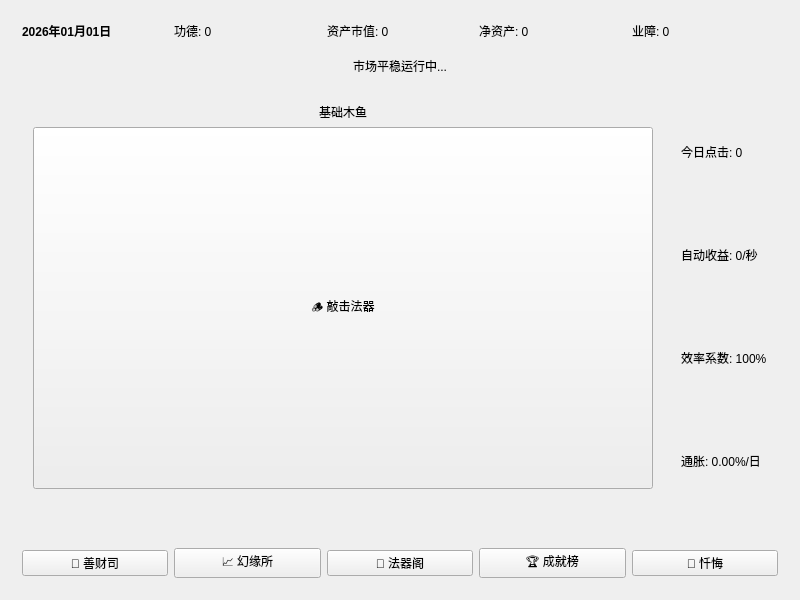
The window that bank/merithall.ui (xzy818666/Project_chengshe_hajimiao) describes before a commit, drawn with Qt 5.
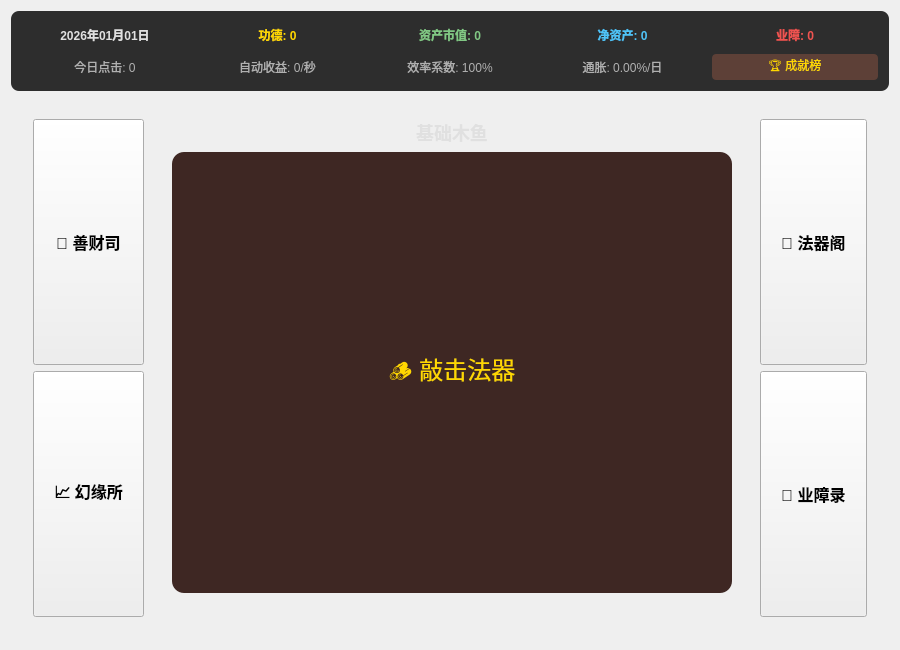
The same window after the commit.

What changed in the file:
```diff
--- a/bank/merithall.ui
+++ b/bank/merithall.ui
@@ -6,8 +6,8 @@
    <rect>
     <x>0</x>
     <y>0</y>
-    <width>800</width>
-    <height>600</height>
+    <width>900</width>
+    <height>650</height>
    </rect>
   </property>
   <property name="windowTitle">
@@ -17,69 +17,198 @@
    <layout class="QVBoxLayout" name="verticalLayout_2">
     <item>
      <widget class="QWidget" name="hudWidget">
-      <layout class="QHBoxLayout" name="hudLayout">
-       <item>
+      <property name="styleSheet">
+       <string>background-color: #2D2D2D; border-radius: 8px; padding: 4px;</string>
+      </property>
+      <layout class="QGridLayout" name="hudLayout">
+       <item row="0" column="0">
         <widget class="QLabel" name="dateLabel">
          <property name="text">
           <string>2026年01月01日</string>
          </property>
          <property name="styleSheet">
-          <string>font-weight: bold;</string>
+          <string>font-weight: bold; color: #E0E0E0;</string>
+         </property>
+         <property name="alignment">
+          <set>Qt::AlignCenter</set>
          </property>
         </widget>
        </item>
-       <item>
+       <item row="0" column="1">
         <widget class="QLabel" name="meritLabel">
          <property name="text">
           <string>功德: 0</string>
          </property>
+         <property name="styleSheet">
+          <string>color: #FFD700; font-weight: bold;</string>
+         </property>
+         <property name="alignment">
+          <set>Qt::AlignCenter</set>
+         </property>
         </widget>
        </item>
-       <item>
+       <item row="0" column="2">
         <widget class="QLabel" name="assetLabel">
          <property name="text">
           <string>资产市值: 0</string>
          </property>
+         <property name="styleSheet">
+          <string>color: #81C784; font-weight: bold;</string>
+         </property>
+         <property name="alignment">
+          <set>Qt::AlignCenter</set>
+         </property>
         </widget>
        </item>
-       <item>
+       <item row="0" column="3">
         <widget class="QLabel" name="networthLabel">
          <property name="text">
           <string>净资产: 0</string>
          </property>
+         <property name="styleSheet">
+          <string>color: #4FC3F7; font-weight: bold;</string>
+         </property>
+         <property name="alignment">
+          <set>Qt::AlignCenter</set>
+         </property>
         </widget>
        </item>
-       <item>
+       <item row="0" column="4">
         <widget class="QLabel" name="yezhangLabel">
          <property name="text">
           <string>业障: 0</string>
          </property>
+         <property name="styleSheet">
+          <string>color: #EF5350; font-weight: bold;</string>
+         </property>
+         <property name="alignment">
+          <set>Qt::AlignCenter</set>
+         </property>
+        </widget>
+       </item>
+       <item row="1" column="0">
+        <widget class="QLabel" name="clickCountLabel">
+         <property name="text">
+          <string>今日点击: 0</string>
+         </property>
+         <property name="styleSheet">
+          <string>color: #B0B0B0;</string>
+         </property>
+         <property name="alignment">
+          <set>Qt::AlignCenter</set>
+         </property>
+        </widget>
+       </item>
+       <item row="1" column="1">
+        <widget class="QLabel" name="autoIncomeLabel">
+         <property name="text">
+          <string>自动收益: 0/秒</string>
+         </property>
+         <property name="styleSheet">
+          <string>color: #B0B0B0;</string>
+         </property>
+         <property name="alignment">
+          <set>Qt::AlignCenter</set>
+         </property>
+        </widget>
+       </item>
+       <item row="1" column="2">
+        <widget class="QLabel" name="efficiencyLabel">
+         <property name="text">
+          <string>效率系数: 100%</string>
+         </property>
+         <property name="styleSheet">
+          <string>color: #B0B0B0;</string>
+         </property>
+         <property name="alignment">
+          <set>Qt::AlignCenter</set>
+         </property>
+        </widget>
+       </item>
+       <item row="1" column="3">
+        <widget class="QLabel" name="inflationLabel">
+         <property name="text">
+          <string>通胀: 0.00%/日</string>
+         </property>
+         <property name="styleSheet">
+          <string>color: #B0B0B0;</string>
+         </property>
+         <property name="alignment">
+          <set>Qt::AlignCenter</set>
+         </property>
+        </widget>
+       </item>
+       <item row="1" column="4">
+        <widget class="QPushButton" name="achievementBtn">
+         <property name="text">
+          <string>🏆 成就榜</string>
+         </property>
+         <property name="styleSheet">
+          <string>background-color: #5D4037; color: #FFD700; border-radius: 4px; padding: 2px 8px;</string>
+         </property>
         </widget>
        </item>
       </layout>
      </widget>
     </item>
-    <item>
-     <widget class="QLabel" name="eventLabel">
-      <property name="text">
-       <string>市场平稳运行中...</string>
-      </property>
-      <property name="alignment">
-       <set>Qt::AlignCenter</set>
-      </property>
-     </widget>
-    </item>
     <item>
      <widget class="QWidget" name="centerWidget">
       <layout class="QHBoxLayout" name="centerLayout">
+       <item>
+        <widget class="QWidget" name="leftNavWidget">
+         <layout class="QVBoxLayout" name="leftNavLayout">
+          <item>
+           <widget class="QPushButton" name="bankBtn">
+            <property name="text">
+             <string>🏦 善财司</string>
+            </property>
+            <property name="sizePolicy">
+             <sizepolicy hsizetype="Expanding" vsizetype="Expanding">
+              <horstretch>0</horstretch>
+              <verstretch>0</verstretch>
+             </sizepolicy>
+            </property>
+            <property name="styleSheet">
+             <string>font-size: 16px; font-weight: bold; padding: 20px;</string>
+            </property>
+           </widget>
+          </item>
+          <item>
+           <widget class="QPushButton" name="exchangeBtn">
+            <property name="text">
+             <string>📈 幻缘所</string>
+            </property>
+            <property name="sizePolicy">
+             <sizepolicy hsizetype="Expanding" vsizetype="Expanding">
+              <horstretch>0</horstretch>
+              <verstretch>0</verstretch>
+             </sizepolicy>
+            </property>
+            <property name="styleSheet">
+             <string>font-size: 16px; font-weight: bold; padding: 20px;</string>
+            </property>
+           </widget>
+          </item>
+         </layout>
+        </widget>
+       </item>
        <item>
         <widget class="QWidget" name="instrumentArea">
+         <property name="sizePolicy">
+          <sizepolicy hsizetype="Expanding" vsizetype="Expanding">
+           <horstretch>1</horstretch>
+           <verstretch>1</verstretch>
+          </sizepolicy>
+         </property>
          <layout class="QVBoxLayout" name="instrumentLayout">
           <item>
            <widget class="QLabel" name="instrumentNameLabel">
             <property name="text">
              <string>基础木鱼</string>
             </property>
+            <property name="styleSheet">
+             <string>font-size: 18px; font-weight: bold; color: #E0E0E0;</string>
+            </property>
             <property name="alignment">
              <set>Qt::AlignCenter</set>
             </property>
@@ -96,6 +225,9 @@
               <verstretch>0</verstretch>
              </sizepolicy>
             </property>
+            <property name="styleSheet">
+             <string>font-size: 24px; border-radius: 12px; background-color: #3E2723; color: #FFD700;</string>
+            </property>
            </widget>
           </item>
           <item>
@@ -103,6 +235,9 @@
             <property name="text">
              <string/>
             </property>
+            <property name="styleSheet">
+             <string>font-size: 16px; color: #FFD700;</string>
+            </property>
             <property name="alignment">
              <set>Qt::AlignCenter</set>
             </property>
@@ -115,30 +250,34 @@
         <widget class="QWidget" name="statsWidget">
          <layout class="QVBoxLayout" name="statsLayout">
           <item>
-           <widget class="QLabel" name="clickCountLabel">
+           <widget class="QPushButton" name="shopBtn">
             <property name="text">
-             <string>今日点击: 0</string>
+             <string>🛒 法器阁</string>
             </property>
-           </widget>
-          </item>
-          <item>
-           <widget class="QLabel" name="autoIncomeLabel">
-            <property name="text">
-             <string>自动收益: 0/秒</string>
+            <property name="sizePolicy">
+             <sizepolicy hsizetype="Expanding" vsizetype="Expanding">
+              <horstretch>0</horstretch>
+              <verstretch>0</verstretch>
+             </sizepolicy>
             </property>
-           </widget>
-          </item>
-          <item>
-           <widget class="QLabel" name="efficiencyLabel">
-            <property name="text">
-             <string>效率系数: 100%</string>
+            <property name="styleSheet">
+             <string>font-size: 16px; font-weight: bold; padding: 20px;</string>
             </property>
            </widget>
           </item>
           <item>
-           <widget class="QLabel" name="inflationLabel">
+           <widget class="QPushButton" name="yezhangBtn">
             <property name="text">
-             <string>通胀: 0.00%/日</string>
+             <string>🙏 业障录</string>
+            </property>
+            <property name="sizePolicy">
+             <sizepolicy hsizetype="Expanding" vsizetype="Expanding">
+              <horstretch>0</horstretch>
+              <verstretch>0</verstretch>
+             </sizepolicy>
+            </property>
+            <property name="styleSheet">
+             <string>font-size: 16px; font-weight: bold; padding: 20px;</string>
             </property>
            </widget>
           </item>
@@ -148,47 +287,6 @@
       </layout>
      </widget>
     </item>
-    <item>
-     <widget class="QWidget" name="navWidget">
-      <layout class="QHBoxLayout" name="navLayout">
-       <item>
-        <widget class="QPushButton" name="bankBtn">
-         <property name="text">
-          <string>🏦 善财司</string>
-         </property>
-        </widget>
-       </item>
-       <item>
-        <widget class="QPushButton" name="exchangeBtn">
-         <property name="text">
-          <string>📈 幻缘所</string>
-         </property>
-        </widget>
-       </item>
-       <item>
-        <widget class="QPushButton" name="shopBtn">
-         <property name="text">
-          <string>🛒 法器阁</string>
-         </property>
-        </widget>
-       </item>
-       <item>
-        <widget class="QPushButton" name="achievementBtn">
-         <property name="text">
-          <string>🏆 成就榜</string>
-         </property>
-        </widget>
-       </item>
-       <item>
-        <widget class="QPushButton" name="yezhangBtn">
-         <property name="text">
-          <string>🙏 忏悔</string>
-         </property>
-        </widget>
-       </item>
-      </layout>
-     </widget>
-    </item>
    </layout>
   </widget>
  </widget>
```
Left out of the diff: 4 changed lines with no effect on the pictures.
